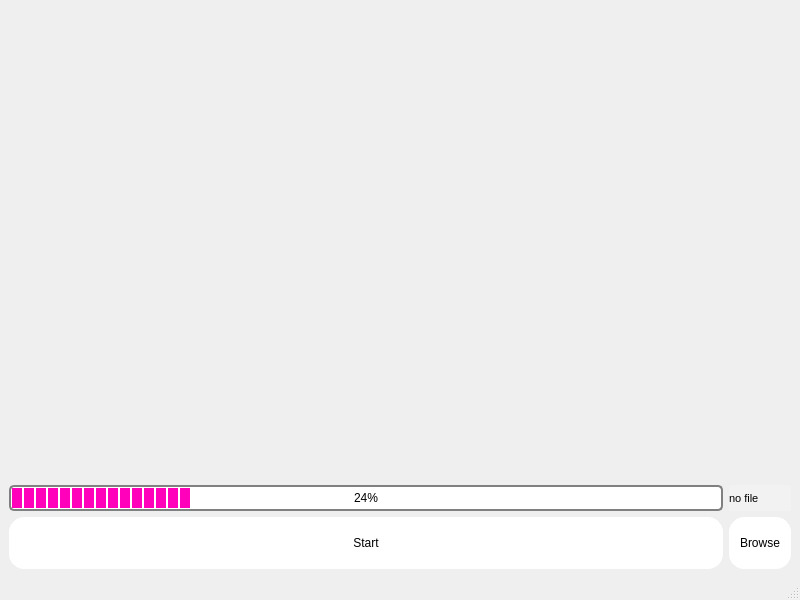
Old version of the form resources/start_window.ui in the repository Mostafa-Hamidifard/Stock-project.
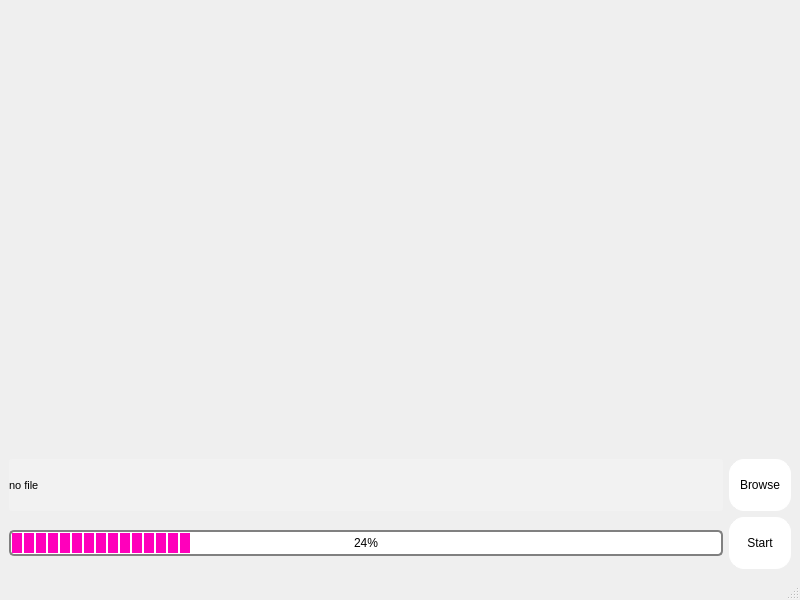
New version of the form.

What changed in the file:
```diff
--- a/resources/start_window.ui
+++ b/resources/start_window.ui
@@ -19,30 +19,93 @@
    </property>
    <layout class="QHBoxLayout" name="horizontalLayout">
     <item>
-     <layout class="QGridLayout" name="gridLayout" rowstretch="6,1,1">
+     <layout class="QGridLayout" name="gridLayout" rowstretch="6,0,0,0">
       <item row="0" column="0" colspan="2">
        <widget class="QWidget" name="background" native="true"/>
       </item>
-      <item row="1" column="0">
-       <widget class="QProgressBar" name="progress_bar">
-        <property name="styleSheet">
-         <string notr="true">QProgressBar {
-    border: 2px solid grey;
-    border-radius: 5px;
-    text-align: center;
-}
-QProgressBar::chunk {
-    background-color: #FF00BB;
-    width: 10px;
-    margin: 0.5px;
-}</string>
-        </property>
-        <property name="value">
-         <number>24</number>
-        </property>
-       </widget>
-      </item>
       <item row="1" column="1">
+       <widget class="QPushButton" name="browse">
+        <property name="styleSheet">
+         <string notr="true">QPushButton
+{
+height: 30px;
+padding: 10px;
+background-color: white;
+border: 1px solid white;
+border-radius: 15px;
+color: black;
+font: 18pt &quot;Arial&quot;;
+}
+QPushButton:hover
+{
+height: 30px;
+padding: 10px;
+color: qlineargradient(spread:pad, x1:0 y1:0, x2:1 y2:0, stop:0 rgba(0, 0, 0, 255), stop:1 rgba(255, 255, 255, 255));
+background: qlineargradient( x1:0 y1:0, x2:0 y2:1, stop:0 purple, stop:1 #9933ff);
+border: 1px solid white;
+border-radius: 15px;
+color: white;
+font: 18pt &quot;Arial&quot;;
+}
+QPushButton:pressed
+{
+height: 30px;
+padding: 10px;
+color: qlineargradient(spread:pad, x1:0 y1:0, x2:1 y2:0, stop:0 rgba(0, 0, 0, 255), stop:1 rgba(255, 255, 255, 255));
+background: qlineargradient( x1:0 y1:0, x2:0 y2:1, stop:0 #9933ff, stop:1 purple);
+border: 1px solid white;
+border-radius: 15px;
+color: white;
+font: 18pt &quot;Arial&quot;;
+}</string>
+        </property>
+        <property name="text">
+         <string>Browse</string>
+        </property>
+       </widget>
+      </item>
+      <item row="3" column="1">
+       <widget class="QPushButton" name="start">
+        <property name="styleSheet">
+         <string notr="true">QPushButton
+{
+height: 30px;
+padding: 10px;
+background-color: white;
+border: 1px solid white;
+border-radius: 15px;
+color: black;
+font: 18pt &quot;Arial&quot;;
+}
+QPushButton:hover
+{
+height: 30px;
+padding: 10px;
+color: qlineargradient(spread:pad, x1:0 y1:0, x2:1 y2:0, stop:0 rgba(0, 0, 0, 255), stop:1 rgba(255, 255, 255, 255));
+background: qlineargradient( x1:0 y1:0, x2:0 y2:1, stop:0 purple, stop:1 #9933ff);
+border: 1px solid white;
+border-radius: 15px;
+color: white;
+font: 18pt &quot;Arial&quot;;
+}
+QPushButton:pressed
+{
+height: 30px;
+padding: 10px;
+color: qlineargradient(spread:pad, x1:0 y1:0, x2:1 y2:0, stop:0 rgba(0, 0, 0, 255), stop:1 rgba(255, 255, 255, 255));
+background: qlineargradient( x1:0 y1:0, x2:0 y2:1, stop:0 #9933ff, stop:1 purple);
+border: 1px solid white;
+border-radius: 15px;
+color: white;
+font: 18pt &quot;Arial&quot;;
+}</string>
+        </property>
+        <property name="text">
+         <string>Start</string>
+        </property>
+       </widget>
+      </item>
+      <item row="1" column="0">
        <widget class="QLabel" name="browse_label">
         <property name="styleSheet">
          <string notr="true">QLabel {
@@ -62,85 +125,22 @@
         </property>
        </widget>
       </item>
-      <item row="2" column="0">
-       <widget class="QPushButton" name="start">
+      <item row="3" column="0">
+       <widget class="QProgressBar" name="progress_bar">
         <property name="styleSheet">
-         <string notr="true">QPushButton
-{
-height: 30px;
-padding: 10px;
-background-color: white;
-border: 1px solid white;
-border-radius: 15px;
-color: black;
-font: 18pt &quot;Arial&quot;;
+         <string notr="true">QProgressBar {
+    border: 2px solid grey;
+    border-radius: 5px;
+    text-align: center;
 }
-QPushButton:hover
-{
-height: 30px;
-padding: 10px;
-color: qlineargradient(spread:pad, x1:0 y1:0, x2:1 y2:0, stop:0 rgba(0, 0, 0, 255), stop:1 rgba(255, 255, 255, 255));
-background: qlineargradient( x1:0 y1:0, x2:0 y2:1, stop:0 purple, stop:1 #9933ff);
-border: 1px solid white;
-border-radius: 15px;
-color: white;
-font: 18pt &quot;Arial&quot;;
-}
-QPushButton:pressed
-{
-height: 30px;
-padding: 10px;
-color: qlineargradient(spread:pad, x1:0 y1:0, x2:1 y2:0, stop:0 rgba(0, 0, 0, 255), stop:1 rgba(255, 255, 255, 255));
-background: qlineargradient( x1:0 y1:0, x2:0 y2:1, stop:0 #9933ff, stop:1 purple);
-border: 1px solid white;
-border-radius: 15px;
-color: white;
-font: 18pt &quot;Arial&quot;;
+QProgressBar::chunk {
+    background-color: #FF00BB;
+    width: 10px;
+    margin: 0.5px;
 }</string>
         </property>
-        <property name="text">
-         <string>Start</string>
-        </property>
-       </widget>
-      </item>
-      <item row="2" column="1">
-       <widget class="QPushButton" name="browse">
-        <property name="styleSheet">
-         <string notr="true">QPushButton
-{
-height: 30px;
-padding: 10px;
-background-color: white;
-border: 1px solid white;
-border-radius: 15px;
-color: black;
-font: 18pt &quot;Arial&quot;;
-}
-QPushButton:hover
-{
-height: 30px;
-padding: 10px;
-color: qlineargradient(spread:pad, x1:0 y1:0, x2:1 y2:0, stop:0 rgba(0, 0, 0, 255), stop:1 rgba(255, 255, 255, 255));
-background: qlineargradient( x1:0 y1:0, x2:0 y2:1, stop:0 purple, stop:1 #9933ff);
-border: 1px solid white;
-border-radius: 15px;
-color: white;
-font: 18pt &quot;Arial&quot;;
-}
-QPushButton:pressed
-{
-height: 30px;
-padding: 10px;
-color: qlineargradient(spread:pad, x1:0 y1:0, x2:1 y2:0, stop:0 rgba(0, 0, 0, 255), stop:1 rgba(255, 255, 255, 255));
-background: qlineargradient( x1:0 y1:0, x2:0 y2:1, stop:0 #9933ff, stop:1 purple);
-border: 1px solid white;
-border-radius: 15px;
-color: white;
-font: 18pt &quot;Arial&quot;;
-}</string>
-        </property>
-        <property name="text">
-         <string>Browse</string>
+        <property name="value">
+         <number>24</number>
         </property>
        </widget>
       </item>
```
